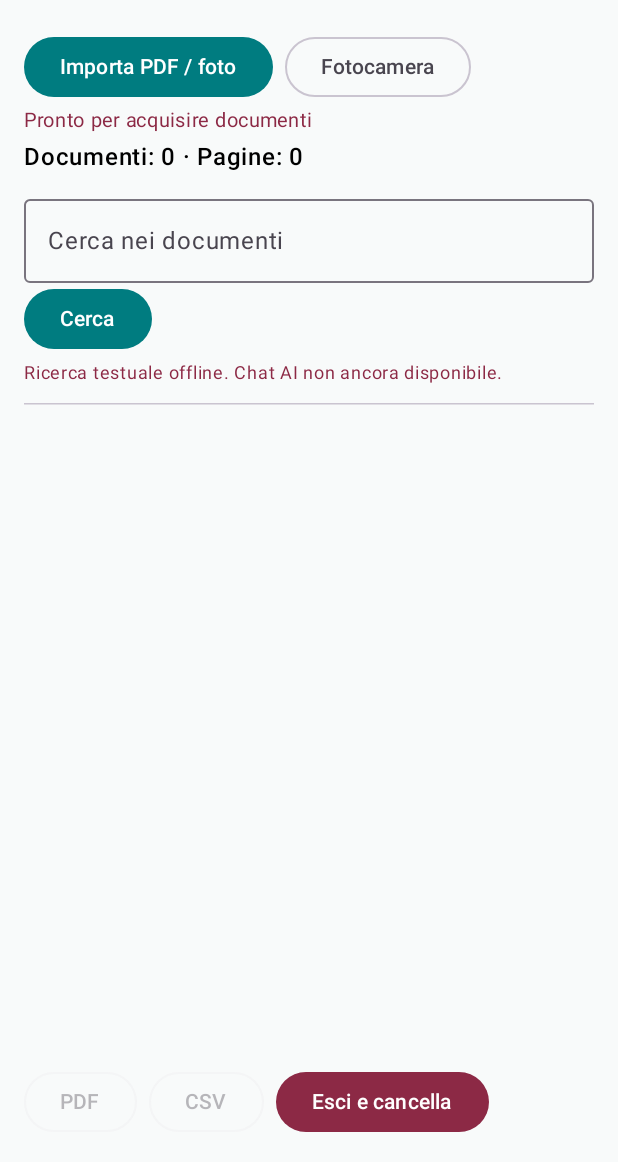
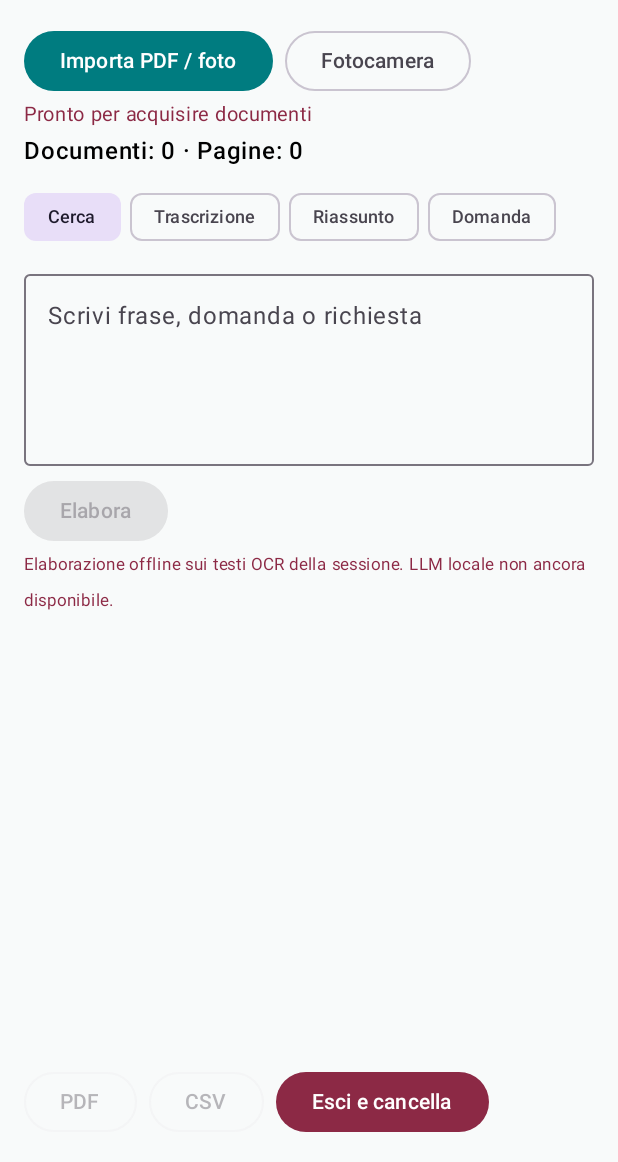
Before and after one commit to talonet73/TALdoc, an Android app built with Jetpack Compose: the screen it shows after launch (MainActivity), on a phone screen of 412 x 824 dp, the part 74-1236 px from its top. Run offline under Robolectric (Android 15) with nearby library versions, the phone set to English and light mode, and no system bars; libraries missing offline, so code that uses them is left out: com.google.mlkit.vision, kotlinx.coroutines.tasks; 1 statement that could not run was skipped.

Commit message:
Implement large multiline query field and offline processing modes

```diff
--- a/app/src/main/java/it/tal/taldoc/MainActivity.kt
+++ b/app/src/main/java/it/tal/taldoc/MainActivity.kt
@@ -1,28 +1,24 @@
 package it.tal.taldoc
 
 import android.Manifest
-import android.content.Context
 import android.content.pm.PackageManager
 import android.graphics.Bitmap
 import android.graphics.BitmapFactory
 import android.graphics.Color as AndroidColor
+import android.graphics.pdf.PdfDocument
 import android.graphics.pdf.PdfRenderer
 import android.net.Uri
 import android.os.Bundle
 import android.os.ParcelFileDescriptor
-import android.graphics.pdf.PdfDocument
 import androidx.activity.ComponentActivity
 import androidx.activity.compose.setContent
 import androidx.activity.compose.rememberLauncherForActivityResult
 import androidx.activity.result.contract.ActivityResultContracts
 import androidx.compose.foundation.background
 import androidx.compose.foundation.layout.*
-import androidx.compose.foundation.lazy.LazyColumn
-import androidx.compose.foundation.lazy.items
 import androidx.compose.foundation.rememberScrollState
 import androidx.compose.foundation.verticalScroll
 import androidx.compose.material.icons.Icons
-import androidx.compose.material.icons.filled.Description
 import androidx.compose.material.icons.filled.Search
 import androidx.compose.material3.*
 import androidx.compose.runtime.*
@@ -30,7 +26,6 @@ import androidx.compose.ui.Alignment
 import androidx.compose.ui.Modifier
 import androidx.compose.ui.graphics.Color
 import androidx.compose.ui.text.font.FontWeight
-import androidx.compose.ui.text.style.TextOverflow
 import androidx.compose.ui.unit.dp
 import androidx.compose.ui.unit.sp
 import androidx.core.content.ContextCompat
@@ -49,12 +44,17 @@ import java.util.UUID
 private val teal = Color(0xFF007C80)
 private val burgundy = Color(0xFF8C2945)
 private val ochre = Color(0xFFD4A52A)
+
 data class PageText(val document: String, val page: Int, val text: String)
+
+enum class QueryMode { SEARCH, TRANSCRIPTION, SUMMARY, QUESTION }
+
 class MainActivity : ComponentActivity() {
  private val pages = mutableStateListOf<PageText>()
  private val recognizer by lazy { TextRecognition.getClient(TextRecognizerOptions.DEFAULT_OPTIONS) }
  private val sessionDir by lazy { File(cacheDir, "session").apply { mkdirs() } }
  private fun clearSession() { sessionDir.deleteRecursively(); pages.clear() }
+
  override fun onCreate(savedInstanceState: Bundle?) {
   super.onCreate(savedInstanceState)
   clearSession()
@@ -66,7 +66,9 @@ class MainActivity : ComponentActivity() {
    var status by remember { mutableStateOf("Pronto per acquisire documenti") }
    var query by remember { mutableStateOf("") }
    var answer by remember { mutableStateOf("") }
+   var mode by remember { mutableStateOf(QueryMode.SEARCH) }
    var cameraUri by remember { mutableStateOf<Uri?>(null) }
+
    val importer = rememberLauncherForActivityResult(ActivityResultContracts.OpenMultipleDocuments()) { uris ->
     scope.launch {
      busy = true
@@ -88,11 +90,8 @@ class MainActivity : ComponentActivity() {
     }
    }
    val requestCameraPermission = rememberLauncherForActivityResult(ActivityResultContracts.RequestPermission()) { granted ->
-    if (!granted) {
-     status = "Permesso fotocamera negato. Necessario per scattare foto."
-    } else {
-     status = "Permesso concesso. Premi di nuovo Fotocamera."
-    }
+    if (!granted) status = "Permesso fotocamera negato. Necessario per scattare foto."
+    else status = "Permesso concesso. Premi di nuovo Fotocamera."
    }
    val pdfLauncher = rememberLauncherForActivityResult(ActivityResultContracts.CreateDocument("application/pdf")) { uri ->
     if (uri != null) scope.launch { try { exportPdf(uri, query, answer); status = "PDF esportato" } catch (e: Exception) { status = "Errore export: ${e.message}" } }
@@ -100,8 +99,8 @@ class MainActivity : ComponentActivity() {
    val csvLauncher = rememberLauncherForActivityResult(ActivityResultContracts.CreateDocument("text/csv")) { uri ->
     if (uri != null) scope.launch { try { exportCsv(uri); status = "CSV esportato" } catch (e: Exception) { status = "Errore export: ${e.message}" } }
    }
+
    LaunchedEffect(Unit) {
-    // Progress is driven by actual initialization checkpoints, not a simulated timer.
     withContext(Dispatchers.IO) { sessionDir.mkdirs() }
     progress = 0.4f
     withContext(Dispatchers.IO) { recognizer }
@@ -111,6 +110,7 @@ class MainActivity : ComponentActivity() {
     delay(180)
     ready = true
    }
+
    MaterialTheme(colorScheme = lightColorScheme(primary = teal, secondary = burgundy, tertiary = ochre)) {
     if (!ready) {
      Column(Modifier.fillMaxSize().background(teal).padding(32.dp), horizontalAlignment = Alignment.CenterHorizontally, verticalArrangement = Arrangement.Center) {
@@ -126,7 +126,7 @@ class MainActivity : ComponentActivity() {
        Icon(Icons.Default.Search, "Logo TALdoc", tint = teal, modifier = Modifier.size(38.dp))
        Text("TALdoc AI", fontSize = 24.sp, color = teal, fontWeight = FontWeight.Bold)
       }
-      Spacer(Modifier.height(16.dp))
+      Spacer(Modifier.height(12.dp))
       Row(horizontalArrangement = Arrangement.spacedBy(8.dp)) {
        Button(onClick = { importer.launch(arrayOf("application/pdf", "image/*")) }, enabled = !busy) { Text("Importa PDF / foto") }
        OutlinedButton(onClick = {
@@ -135,7 +135,6 @@ class MainActivity : ComponentActivity() {
          return@OutlinedButton
         }
         try {
-         // Recover session directory after the one-shot cleanup.
          if (!sessionDir.exists() && !sessionDir.mkdirs()) error("Impossibile creare cartella foto")
          val file = File.createTempFile("foto-", ".jpg", sessionDir)
          val uri = FileProvider.getUriForFile(this@MainActivity, "${packageName}.provider", file)
@@ -151,16 +150,51 @@ class MainActivity : ComponentActivity() {
       if (busy) LinearProgressIndicator(Modifier.fillMaxWidth())
       Text("Documenti: ${pages.map { it.document }.distinct().size} · Pagine: ${pages.size}", fontWeight = FontWeight.SemiBold)
       Spacer(Modifier.height(8.dp))
-      OutlinedTextField(value = query, onValueChange = { query = it }, modifier = Modifier.fillMaxWidth(), label = { Text("Cerca nei documenti") }, placeholder = { Text("Parola, numero, frase...") })
-      Button(onClick = {
-       val matches = pages.filter { it.text.contains(query.trim(), ignoreCase = true) }
-       answer = if (query.isBlank()) "Inserisci una ricerca." else if (matches.isEmpty()) "Nessun risultato trovato." else matches.joinToString("\n\n") { "${it.document}, pagina ${it.page}: " + it.text.take(550) }
-      }, enabled = !busy) { Text("Cerca") }
-      Text("Ricerca testuale offline. Chat AI non ancora disponibile.", fontSize = 12.sp, color = burgundy)
+
+      Row(horizontalArrangement = Arrangement.spacedBy(6.dp), modifier = Modifier.fillMaxWidth()) {
+       QueryMode.entries.forEach { m ->
+        FilterChip(
+         selected = mode == m,
+         onClick = { mode = m },
+         label = {
+          Text(when (m) {
+           QueryMode.SEARCH -> "Cerca"
+           QueryMode.TRANSCRIPTION -> "Trascrizione"
+           QueryMode.SUMMARY -> "Riassunto"
+           QueryMode.QUESTION -> "Domanda"
+          }, fontSize = 12.sp)
+         }
+        )
+       }
+      }
+      Spacer(Modifier.height(6.dp))
+
+      OutlinedTextField(
+       value = query,
+       onValueChange = { query = it },
+       modifier = Modifier
+        .fillMaxWidth()
+        .heightIn(min = 120.dp, max = 200.dp),
+       label = { Text("Scrivi frase, domanda o richiesta") },
+       placeholder = { Text("Es: riassumi il documento, trascrivi la pagina 2, qual è la data del contratto...") },
+       minLines = 4,
+       maxLines = 8
+      )
+      Spacer(Modifier.height(6.dp))
+      Button(
+       onClick = {
+        answer = processQuery(pages, query, mode)
+       },
+       enabled = !busy && pages.isNotEmpty()
+      ) { Text("Elabora") }
+
+      Text("Elaborazione offline sui testi OCR della sessione. LLM locale non ancora disponibile.", fontSize = 11.sp, color = burgundy)
       Box(Modifier.weight(1f).fillMaxWidth()) {
        Column(Modifier.verticalScroll(rememberScrollState())) {
-        if (answer.isNotBlank()) Text(answer)
-        HorizontalDivider(Modifier.padding(vertical = 8.dp))
+        if (answer.isNotBlank()) {
+         Text(answer, fontSize = 14.sp)
+         HorizontalDivider(Modifier.padding(vertical = 8.dp))
+        }
         pages.forEach { page ->
          Text("${page.document} · Pagina ${page.page}", fontWeight = FontWeight.Bold, color = teal)
          Text(page.text.take(700), fontSize = 13.sp)
@@ -178,6 +212,52 @@ class MainActivity : ComponentActivity() {
    }
   }
  }
+
+ private fun processQuery(pages: List<PageText>, rawQuery: String, mode: QueryMode): String {
+  val q = rawQuery.trim()
+  if (pages.isEmpty()) return "Nessun documento caricato."
+  if (q.isBlank() && mode != QueryMode.TRANSCRIPTION && mode != QueryMode.SUMMARY) return "Inserisci una frase o una domanda."
+
+  return when (mode) {
+   QueryMode.SEARCH -> {
+    val matches = pages.filter { it.text.contains(q, ignoreCase = true) }
+    if (matches.isEmpty()) "Nessun risultato trovato per \"$q\"."
+    else matches.joinToString("\n\n") { "${it.document}, pagina ${it.page}:\n${it.text.take(800)}" }
+   }
+   QueryMode.TRANSCRIPTION -> {
+    val filtered = if (q.isBlank()) pages else pages.filter { it.text.contains(q, ignoreCase = true) || it.document.contains(q, ignoreCase = true) }
+    if (filtered.isEmpty()) "Nessuna pagina corrisponde."
+    else filtered.joinToString("\n\n---\n\n") { "### ${it.document} · Pagina ${it.page}\n${it.text}" }
+   }
+   QueryMode.SUMMARY -> {
+    val full = pages.joinToString("\n") { it.text }
+    val sentences = full.split(Regex("[.!?\\n]+")).map { it.trim() }.filter { it.length > 40 }
+    val scored = sentences.map { s -> s to (if (q.isBlank()) s.length else s.split(q, ignoreCase = true).size - 1 + s.length / 20) }
+     .sortedByDescending { it.second }
+     .take(8)
+     .map { it.first }
+    if (scored.isEmpty()) "Impossibile generare riassunto."
+    else "Riassunto estrattivo (offline):\n\n" + scored.joinToString("\n• ") { "• $it." }
+   }
+   QueryMode.QUESTION -> {
+    val matches = pages.filter { it.text.contains(q, ignoreCase = true) }
+    if (matches.isEmpty()) {
+     "Non ho trovato passaggi espliciti che rispondano a: \"$q\".\n\nTesto disponibile (estratti):\n" +
+      pages.take(3).joinToString("\n\n") { "${it.document} p.${it.page}: ${it.text.take(400)}" }
+    } else {
+     "In base ai documenti caricati:\n\n" +
+      matches.joinToString("\n\n") { p ->
+       val idx = p.text.indexOf(q, ignoreCase = true)
+       val start = (idx - 120).coerceAtLeast(0)
+       val end = (idx + q.length + 280).coerceAtMost(p.text.length)
+       val excerpt = p.text.substring(start, end).trim()
+       "${p.document}, pagina ${p.page}:\n…$excerpt…"
+      }
+    }
+   }
+  }
+ }
+
  private suspend fun importDocument(uri: Uri, onStatus: (String) -> Unit) {
   val mime = contentResolver.getType(uri) ?: ""
   val name = uri.lastPathSegment?.substringAfterLast('/')?.take(60) ?: "Documento"
@@ -223,6 +303,7 @@ class MainActivity : ComponentActivity() {
    } finally { bitmap.recycle() }
   }
  }
+
  private suspend fun exportCsv(uri: Uri) = withContext(Dispatchers.IO) {
   contentResolver.openOutputStream(uri)?.bufferedWriter()?.use { out ->
    out.appendLine("documento,pagina,testo")
@@ -232,10 +313,11 @@ class MainActivity : ComponentActivity() {
    }
   } ?: error("Destinazione non disponibile")
  }
+
  private suspend fun exportPdf(uri: Uri, question: String, response: String) = withContext(Dispatchers.IO) {
   val pdf = PdfDocument()
   try {
-   val lines = (listOf("TALdoc AI", "Ricerca: $question", "Risultato: $response") + pages.flatMap { p -> listOf("${p.document} - pagina ${p.page}") + p.text.lines() }).flatMap { line -> line.chunked(85).ifEmpty { listOf("") } }
+   val lines = (listOf("TALdoc AI", "Richiesta: $question", "Risultato: $response") + pages.flatMap { p -> listOf("${p.document} - pagina ${p.page}") + p.text.lines() }).flatMap { line -> line.chunked(85).ifEmpty { listOf("") } }
    var index = 0
    var number = 1
    while (index < lines.size) {
@@ -250,6 +332,7 @@ class MainActivity : ComponentActivity() {
    contentResolver.openOutputStream(uri)?.use { pdf.writeTo(it) } ?: error("Destinazione non disponibile")
   } finally { pdf.close() }
  }
+
  override fun onDestroy() {
   recognizer.close()
   super.onDestroy()
```
